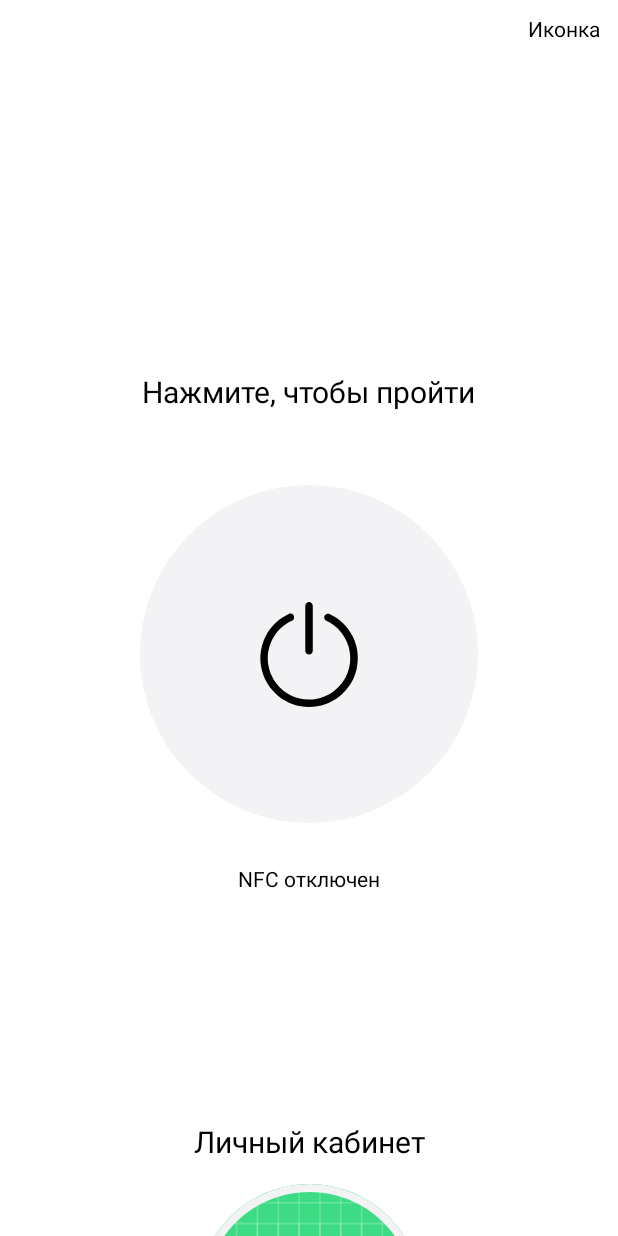
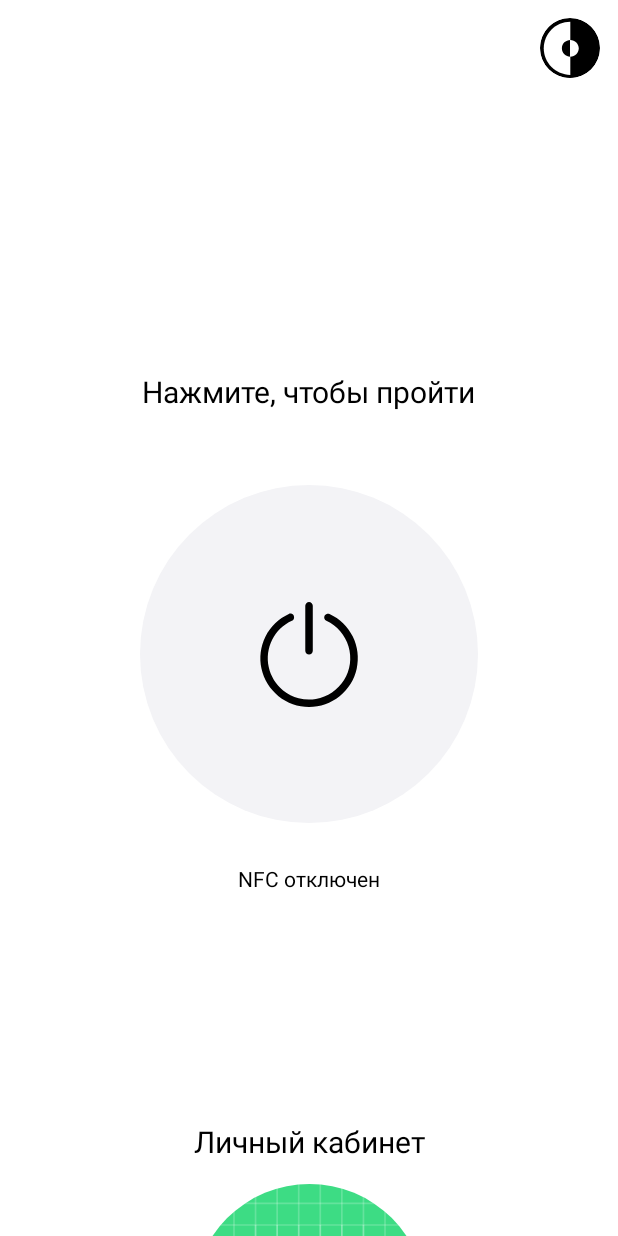
Before and after one commit to nigdgs/openway_access, an Android app built with Jetpack Compose: the screen it shows after launch (MainActivity), on a phone screen of 412 x 824 dp. Run offline under Robolectric (Android 15) with nearby library versions, the phone set to English and light mode, and no system bars.

Commit message:
Добавление светлой/темной темы

```diff
--- a/android/OpenWay/app/src/main/java/com/example/openway/MainActivity.kt
+++ b/android/OpenWay/app/src/main/java/com/example/openway/MainActivity.kt
@@ -3,11 +3,13 @@ package com.example.openway
 import android.os.Bundle
 import androidx.activity.ComponentActivity
 import androidx.activity.compose.setContent
+import androidx.compose.animation.Crossfade
 import androidx.compose.animation.animateColorAsState
+import androidx.compose.animation.core.Spring
+import androidx.compose.animation.core.spring
 import androidx.compose.animation.core.tween
 import androidx.compose.foundation.Image
 import androidx.compose.foundation.background
-import androidx.compose.foundation.border
 import androidx.compose.foundation.layout.Arrangement
 import androidx.compose.foundation.layout.Box
 import androidx.compose.foundation.layout.Column
@@ -18,7 +20,6 @@ import androidx.compose.foundation.layout.height
 import androidx.compose.foundation.layout.padding
 import androidx.compose.foundation.layout.size
 import androidx.compose.foundation.layout.systemBarsPadding
-import androidx.compose.foundation.lazy.rememberLazyListState
 import androidx.compose.foundation.rememberScrollState
 import androidx.compose.foundation.shape.CircleShape
 import androidx.compose.foundation.shape.RoundedCornerShape
@@ -27,6 +28,7 @@ import androidx.compose.material3.Button
 import androidx.compose.material3.ButtonDefaults
 import androidx.compose.material3.Card
 import androidx.compose.material3.CardDefaults
+import androidx.compose.material3.IconButton
 import androidx.compose.material3.Text
 import androidx.compose.runtime.Composable
 import androidx.compose.runtime.LaunchedEffect
@@ -43,9 +45,9 @@ import androidx.compose.ui.layout.ContentScale
 import androidx.compose.ui.platform.LocalContext
 import androidx.compose.ui.res.colorResource
 import androidx.compose.ui.res.painterResource
-import androidx.compose.ui.tooling.preview.Preview
 import androidx.compose.ui.unit.dp
 import androidx.compose.ui.unit.sp
+
 
 class MainActivity : ComponentActivity() {
     override fun onCreate(savedInstanceState: Bundle?) {
@@ -58,27 +60,69 @@ class MainActivity : ComponentActivity() {
 
 
 @Composable
-fun MainScreen ( ) {
+fun MainScreen () {
+    var flagIcButton by remember { mutableStateOf(false) } // переменная состояния кнопки светлого/темного режима
+
+    val box_color by animateColorAsState( // переменная плавного перехода цвета
+        targetValue = if (flagIcButton) {
+            colorResource(R.color.dark_theme)
+        } else {
+            Color.White
+        },
+        animationSpec = spring(
+            dampingRatio = Spring.DampingRatioNoBouncy, // амортизация для плавного перехода
+            stiffness = Spring.StiffnessLow // жесткость перехода
+        )
+    )
+
     Box ( // главный контейнер
         modifier = Modifier
             .fillMaxSize() // занимает весь экран
             .background(Color.White) // цвет
             .systemBarsPadding() // отступы от статусбара (то есть верхней системы!)
-            .background(Color.White) // светло-серый
+            .background(box_color) // в переменной все написанно
     ) {
-        Text( // текст (надо будет поставить иконку палитры цветов!)
-            text = "Иконка",
-            modifier = Modifier // модификатооры
-                .align(Alignment.TopEnd) // ставим в правый верхний угол
+        Content(flagIcButton)
+
+        PhotoIconToggleButton(
+            flagIcButton = flagIcButton,
+            onIcButton = {flagIcButton = !flagIcButton},
+            modifier = Modifier
+                .align (Alignment.TopEnd) // ставим в правый верхний угол
                 .padding(12.dp) // отступ от угла
         )
+    }
+}
 
-        Content()
+
+@Composable
+fun PhotoIconToggleButton (
+    flagIcButton: Boolean, // флаг состояния вкл/выкл
+    onIcButton: () -> Unit,
+    modifier: Modifier = Modifier // Модификатор
+    ) {
+    IconButton(
+        onClick = onIcButton, // переключение состояния
+        modifier = modifier.size(40.dp) // размер кнопки
+    ) {
+        Crossfade(
+            targetState = flagIcButton, // состояние
+            animationSpec = tween (durationMillis = 900) // время перехода изображения
+        ) { on -> // сотсояние
+            Image(
+                painter = painterResource(
+                    id = if (on) R.drawable.dark_theme else R.drawable.light_theme
+                ),
+                contentDescription = if (on) "Включенно" else "Выключено", // для слобовидящих(это строчка обязательно)
+                modifier = Modifier.size(40.dp), // размер изображения
+                contentScale = ContentScale.Crop // подгоняем изображения без искажений
+            )
+        }
     }
 }
 
 @Composable
-fun Content() {
+fun Content(flagTheme: Boolean) {
     Column ( // главный скрол, который лежит в MainScreen(главный контейнер)
         modifier = Modifier
             .fillMaxSize() // занимает весь экран
@@ -89,18 +133,18 @@ fun Content() {
     ) {
         Spacer(modifier = Modifier.height(250.dp)) // отступ
 
-        TextButtonText()
+        TextButtonText(flagTheme)
 
         Spacer(modifier = Modifier.height(150.dp))
 
-        AccSection()
+        AccSection(flagTheme)
     }
 }
 
 
 @Composable
-fun TextButtonText() {
-    var flag_button by remember { mutableStateOf(false) } // переменная состояния кнопки
+fun TextButtonText (flagTheme: Boolean) {
+    var flagNfcButton by remember { mutableStateOf(false) } // переменная состояния кнопки nfc
 
     Column (
         modifier = Modifier
@@ -110,53 +154,86 @@ fun TextButtonText() {
     ) {
         Text(
             text = "Нажмите, чтобы пройти",
-            color = Color.Black,
+            color = if (flagTheme) Color.White else Color.Black,
             fontSize = 20.sp
         )
 
         Spacer(modifier = Modifier.height(50.dp)) // отступ
 
-        NfcButton(flag = flag_button, onToggle = { flag_button = !flag_button })
+        NfcButton(
+            flagNfcButton = flagNfcButton,
+            flagTheme,
+            onNfcButton = { flagNfcButton = !flagNfcButton })
 
         Spacer(modifier = Modifier.height(30.dp)) // отступ
 
         Text(
-            text = if (flag_button) "NFC включен" else "NFC отключен",
-            color = Color.Black
+            text = if (flagNfcButton) "NFC включен" else "NFC отключен",
+            color = if (flagTheme) Color.White else Color.Black
         )
     }
 }
 
 
 @Composable
-fun NfcButton (flag: Boolean, onToggle: () -> Unit) {
-    val transition_color by animateColorAsState( // переменная плавного перехода цвета
-        targetValue = if (flag) Color.Green else colorResource(id = R.color.nfc_button_on),
-        animationSpec = tween (500) // время перехода
+fun NfcButton (flagNfcButton: Boolean, flagTheme: Boolean, onNfcButton: () -> Unit) {
+    var lastTheme by remember { mutableStateOf(flagTheme) }
+
+    val button_color by animateColorAsState( // переменная плавного перехода цвета
+        targetValue = if (flagNfcButton) {
+            colorResource(id = R.color.nfc_button_on)
+        } else {
+            if (flagTheme) {
+                Color.DarkGray
+            } else {
+                colorResource(id = R.color.light_nfc_button_on)
+            }
+        },
+        animationSpec = spring(
+            dampingRatio = Spring.DampingRatioNoBouncy, // амортизация для плавного перехода
+            stiffness = Spring.StiffnessMediumLow // жесткость перехода
+        )
+    )
+
+    val image_color by animateColorAsState( // переменная плавного перехода цвета
+        targetValue = if (flagNfcButton) {
+            if (flagTheme) {
+                Color.Black
+            } else {
+                Color.White
+            }
+        } else {
+            if (flagTheme) {
+                Color.White
+            } else {
+                Color.Black
+            }
+        },
+        animationSpec = spring(
+            dampingRatio = Spring.DampingRatioNoBouncy, // амортизация для плавного перехода
+            stiffness = Spring.StiffnessVeryLow // жесткость перехода
+        )
     )
 
     Button(
-        onClick = onToggle,// дейсвтие при нажатии
+        onClick = onNfcButton, // дейсвтие при нажатии
         modifier = Modifier.size(225.dp), // размер
         shape = CircleShape, // форма - круг
-        colors = ButtonDefaults.buttonColors( // цвет
-            containerColor = transition_color, // в переменной все написано
-            contentColor = if (flag) Color.White else Color.Black // текст
-        )
+        colors = ButtonDefaults.buttonColors(containerColor = button_color)
     ) {
         Image( // векторное изображение
             painter = painterResource(id = R.drawable.turn_on), // изображение в drawable
             contentDescription = null,
             modifier = Modifier.size(80.dp), // размер
-            colorFilter = ColorFilter.tint(if (flag) Color.White else Color.Black) // цвет
+            //colorFilter = ColorFilter.tint(if (flagNfcButton) Color.White else Color.Black) // цвет
+            colorFilter = ColorFilter.tint(image_color) // в переменной все написанно
         )
     }
-
 }
 
 
 @Composable
-fun AccSection() { // Функция Личного кабинета
+fun AccSection (flagTheme: Boolean) { // Функция Личного кабинета
 
     // Получаем контекст приложения для доступа к SharedPreferences
     val context = LocalContext.current
@@ -181,17 +258,28 @@ fun AccSection() { // Функция Личного кабинета
         )
     }
 
+    val card_color by animateColorAsState( // переменная плавного перехода цвета
+        targetValue = if (flagTheme) {
+            Color.DarkGray
+        } else {
+            colorResource(id = R.color.inf_card)
+        },
+        animationSpec = spring(
+            dampingRatio = Spring.DampingRatioNoBouncy, // амортизация для плавного перехода
+            stiffness = Spring.StiffnessLow // жесткость перехода
+        )
+    )
+
     Column (
         modifier = Modifier
             .fillMaxWidth() // растягивается на всю ширину
             .padding(5.dp),
         horizontalAlignment = Alignment.CenterHorizontally, // выравнивание по центру по горизонтали
         verticalArrangement = Arrangement.Top, // элементы начинаются сверху
-
     ) {
         Text(
             text = "Личный кабинет",
-            color = Color.Black,
+            color = if (flagTheme) Color.White else Color.Black,
             fontSize = 20.sp
         )
 
@@ -200,10 +288,9 @@ fun AccSection() { // Функция Личного кабинета
         Image(
             contentDescription = "Аватарка",
             modifier = Modifier
-                .size(150.dp)
+                .size(155.dp)
                 .clip(CircleShape)
-                .background(Color.White)
-                .border(5.dp, colorResource(id = R.color.inf_card), CircleShape),
+                .background(Color.White),
             painter = painterResource(id = R.drawable.ic_launcher_background),
             contentScale = ContentScale.Crop,
         )
@@ -215,9 +302,7 @@ fun AccSection() { // Функция Личного кабинета
                 .fillMaxWidth() // растягиваем по ширине
                 .padding(vertical = 12.dp), // отступы по вертикале
             shape = RoundedCornerShape(12.dp), // закругление
-            colors = CardDefaults.cardColors(
-                colorResource(id = R.color.inf_card)
-            )
+            colors = CardDefaults.cardColors(card_color)
         ) {
             Column (
                 modifier = Modifier.padding(16.dp) // отступы
@@ -232,7 +317,7 @@ fun AccSection() { // Функция Личного кабинета
 
                 Text (
                     text = "${user.name} ${user.surname}",
-                    color = Color.Black,
+                    color = if (flagTheme) Color.White else Color.Black,
                     fontSize = 17.sp
                 )
             }
@@ -244,9 +329,7 @@ fun AccSection() { // Функция Личного кабинета
                 .fillMaxWidth() // растягиваем по ширине
                 .padding(vertical = 12.dp), // отступы по вертикале
             shape = RoundedCornerShape(12.dp), // закругление
-            colors = CardDefaults.cardColors(
-                colorResource(id = R.color.inf_card)
-            )
+            colors = CardDefaults.cardColors(card_color)
         ) {
             Column (
                 modifier = Modifier.padding(16.dp) // отступы
@@ -261,7 +344,7 @@ fun AccSection() { // Функция Личного кабинета
 
                 Text (
                     text = "${user.position}",
-                    color = Color.Black,
+                    color = if (flagTheme) Color.White else Color.Black,
                     fontSize = 17.sp
                 )
             }
@@ -273,9 +356,7 @@ fun AccSection() { // Функция Личного кабинета
                 .fillMaxWidth() // растягиваем по ширине
                 .padding(vertical = 12.dp), // отступы по вертикале
             shape = RoundedCornerShape(12.dp), // закругление
-            colors = CardDefaults.cardColors(
-                colorResource(id = R.color.inf_card)
-            )
+            colors = CardDefaults.cardColors(card_color)
         ) {
             Column (
                 modifier = Modifier.padding(16.dp) // отступы
@@ -290,14 +371,10 @@ fun AccSection() { // Функция Личного кабинета
 
                 Text (
                     text = "${user.login}",
-                    color = Color.Black,
+                    color = if (flagTheme) Color.White else Color.Black,
                     fontSize = 17.sp
                 )
             }
         }
     }
 }
-
-fun HisSection() {
-
-}
--- a/android/OpenWay/app/src/main/res/values/colors.xml
+++ b/android/OpenWay/app/src/main/res/values/colors.xml
@@ -1,5 +1,7 @@
 <?xml version="1.0" encoding="utf-8"?>
 <resources>
     <color name="inf_card">#F3F3F6</color>
-    <color name="nfc_button_on">#F3F3F6</color>
+    <color name="light_nfc_button_on">#F3F3F6</color>
+    <color name="nfc_button_on">#3CCE42</color>
+    <color name="dark_theme">#1F1F1F</color>
 </resources>
```
Also changed, not shown: android/OpenWay/app/src/main/res/mipmap-xxhdpi/ic_launcher_round.webp (deleted).
